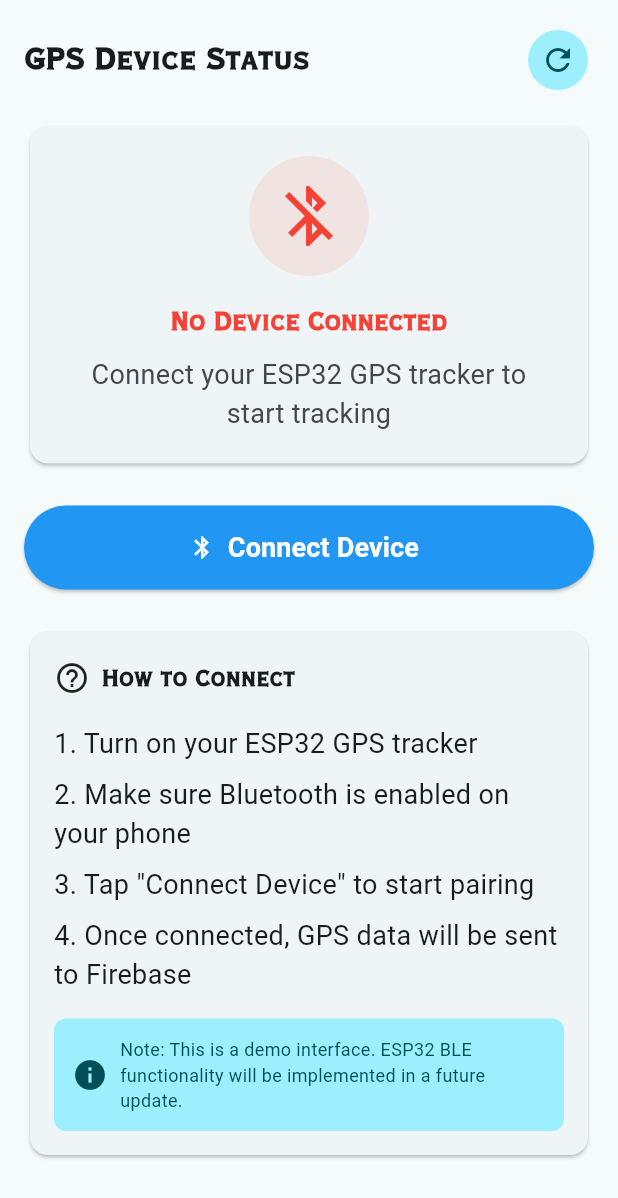
After one commit to fr4pp3r/meadowmiles, a Flutter app: the RenterGpsPage screen opened directly, on a phone screen of 412 x 824 dp. The commit adds this screen. Shown: the top 1198 px of the screen. Run offline on Flutter 3.47's test engine with Material 3 defaults, Android fonts, the phone set to English and light mode, and no system bars; our stand-ins replace cloud_firestore, country_code_picker, firebase_auth, firebase_core, geolocator, google_maps_flutter and 3 more; accounts and stored records are empty.

Commit message:
feat: add GPS device management page and integrate into renter dashboard

```diff
--- /dev/null
+++ b/lib/pages/renter_gps_part.dart
@@ -0,0 +1,499 @@
+import 'package:flutter/material.dart';
+import 'package:cloud_firestore/cloud_firestore.dart';
+import 'package:provider/provider.dart';
+import 'package:meadowmiles/states/authstate.dart';
+
+class RenterGpsPage extends StatefulWidget {
+  const RenterGpsPage({super.key});
+
+  @override
+  State<RenterGpsPage> createState() => _RenterGpsPageState();
+}
+
+class _RenterGpsPageState extends State<RenterGpsPage> {
+  bool _isConnected = false;
+  bool _isConnecting = false;
+  String? _deviceName;
+  String? _deviceId;
+  DateTime? _lastConnectionTime;
+  double? _lastLatitude;
+  double? _lastLongitude;
+  DateTime? _lastLocationUpdate;
+
+  @override
+  void initState() {
+    super.initState();
+    _checkDeviceStatus();
+  }
+
+  Future<void> _checkDeviceStatus() async {
+    final authState = Provider.of<AuthState>(context, listen: false);
+    final userUid = authState.currentUser?.uid;
+
+    if (userUid == null) return;
+
+    try {
+      // Check if user has any connected GPS devices
+      final snapshot = await FirebaseFirestore.instance
+          .collection('gps_connections')
+          .where('userUid', isEqualTo: userUid)
+          .where('isConnected', isEqualTo: true)
+          .limit(1)
+          .get();
+
+      if (snapshot.docs.isNotEmpty && mounted) {
+        final deviceData = snapshot.docs.first.data();
+        setState(() {
+          _isConnected = true;
+          _deviceName = deviceData['deviceName'];
+          _deviceId = deviceData['deviceId'];
+          _lastConnectionTime = deviceData['lastConnectionTime'] != null
+              ? (deviceData['lastConnectionTime'] as Timestamp).toDate()
+              : null;
+          _lastLatitude = deviceData['lastLatitude']?.toDouble();
+          _lastLongitude = deviceData['lastLongitude']?.toDouble();
+          _lastLocationUpdate = deviceData['lastLocationUpdate'] != null
+              ? (deviceData['lastLocationUpdate'] as Timestamp).toDate()
+              : null;
+        });
+      }
+    } catch (e) {
+      print('Error checking device status: $e');
+    }
+  }
+
+  Future<void> _connectDevice() async {
+    setState(() {
+      _isConnecting = true;
+    });
+
+    // Simulate BLE connection process
+    await Future.delayed(const Duration(seconds: 2));
+
+    final authState = Provider.of<AuthState>(context, listen: false);
+    final userUid = authState.currentUser?.uid;
+
+    if (userUid == null) {
+      setState(() {
+        _isConnecting = false;
+      });
+      return;
+    }
+
+    try {
+      // Create a mock device connection record
+      final deviceData = {
+        'userUid': userUid,
+        'deviceName': 'ESP32 GPS Tracker',
+        'deviceId': 'ESP32_${DateTime.now().millisecondsSinceEpoch}',
+        'isConnected': true,
+        'lastConnectionTime': Timestamp.now(),
+        'connectionType': 'BLE',
+        'firmwareVersion': '1.0.0',
+        'batteryLevel': 85,
+      };
+
+      await FirebaseFirestore.instance
+          .collection('gps_connections')
+          .add(deviceData);
+
+      if (mounted) {
+        setState(() {
+          _isConnected = true;
+          _isConnecting = false;
+          _deviceName = deviceData['deviceName'] as String;
+          _deviceId = deviceData['deviceId'] as String;
+          _lastConnectionTime = DateTime.now();
+        });
+
+        ScaffoldMessenger.of(context).showSnackBar(
+          const SnackBar(
+            content: Text('GPS device connected successfully!'),
+            backgroundColor: Colors.green,
+          ),
+        );
+      }
+    } catch (e) {
+      if (mounted) {
+        setState(() {
+          _isConnecting = false;
+        });
+
+        ScaffoldMessenger.of(context).showSnackBar(
+          SnackBar(
+            content: Text('Failed to connect device: $e'),
+            backgroundColor: Colors.red,
+          ),
+        );
+      }
+    }
+  }
+
+  Future<void> _disconnectDevice() async {
+    final authState = Provider.of<AuthState>(context, listen: false);
+    final userUid = authState.currentUser?.uid;
+
+    if (userUid == null) return;
+
+    try {
+      // Update all connected devices for this user to disconnected
+      final batch = FirebaseFirestore.instance.batch();
+      final snapshot = await FirebaseFirestore.instance
+          .collection('gps_connections')
+          .where('userUid', isEqualTo: userUid)
+          .where('isConnected', isEqualTo: true)
+          .get();
+
+      for (var doc in snapshot.docs) {
+        batch.update(doc.reference, {
+          'isConnected': false,
+          'disconnectionTime': Timestamp.now(),
+        });
+      }
+
+      await batch.commit();
+
+      if (mounted) {
+        setState(() {
+          _isConnected = false;
+          _deviceName = null;
+          _deviceId = null;
+          _lastConnectionTime = null;
+          _lastLatitude = null;
+          _lastLongitude = null;
+          _lastLocationUpdate = null;
+        });
+
+        ScaffoldMessenger.of(context).showSnackBar(
+          const SnackBar(
+            content: Text('GPS device disconnected'),
+            backgroundColor: Colors.orange,
+          ),
+        );
+      }
+    } catch (e) {
+      if (mounted) {
+        ScaffoldMessenger.of(context).showSnackBar(
+          SnackBar(
+            content: Text('Failed to disconnect device: $e'),
+            backgroundColor: Colors.red,
+          ),
+        );
+      }
+    }
+  }
+
+  @override
+  Widget build(BuildContext context) {
+    return Scaffold(
+      body: Padding(
+        padding: const EdgeInsets.all(16.0),
+        child: SingleChildScrollView(
+          child: Column(
+            children: [
+              // Header with refresh button
+              Row(
+                mainAxisAlignment: MainAxisAlignment.spaceBetween,
+                children: [
+                  Text(
+                    'GPS Device Status',
+                    style: Theme.of(context).textTheme.headlineMedium?.copyWith(
+                      fontWeight: FontWeight.bold,
+                    ),
+                  ),
+                  IconButton(
+                    onPressed: _checkDeviceStatus,
+                    icon: const Icon(Icons.refresh),
+                    tooltip: 'Refresh Status',
+                    style: IconButton.styleFrom(
+                      backgroundColor: Theme.of(
+                        context,
+                      ).colorScheme.primaryContainer,
+                      foregroundColor: Theme.of(
+                        context,
+                      ).colorScheme.onPrimaryContainer,
+                    ),
+                  ),
+                ],
+              ),
+              const SizedBox(height: 16),
+
+              // Status Card
+              _buildStatusCard(),
+              const SizedBox(height: 24),
+
+              // Device Info Card (if connected)
+              if (_isConnected) ...[
+                _buildDeviceInfoCard(),
+                const SizedBox(height: 24),
+              ],
+
+              // Location Data Card (if available)
+              if (_isConnected &&
+                  _lastLatitude != null &&
+                  _lastLongitude != null) ...[
+                _buildLocationCard(),
+                const SizedBox(height: 24),
+              ],
+
+              // Connection Button
+              _buildConnectionButton(),
+
+              const SizedBox(height: 24),
+
+              // Instructions Card
+              _buildInstructionsCard(),
+            ],
+          ),
+        ),
+      ),
+    );
+  }
+
+  Widget _buildStatusCard() {
+    return Card(
+      child: Padding(
+        padding: const EdgeInsets.all(20.0),
+        child: Column(
+          children: [
+            // Status Icon
+            Container(
+              padding: const EdgeInsets.all(16),
+              decoration: BoxDecoration(
+                shape: BoxShape.circle,
+                color: _isConnected
+                    ? Colors.green.withOpacity(0.1)
+                    : Colors.red.withOpacity(0.1),
+              ),
+              child: Icon(
+                _isConnected
+                    ? Icons.bluetooth_connected
+                    : Icons.bluetooth_disabled,
+                size: 48,
+                color: _isConnected ? Colors.green : Colors.red,
+              ),
+            ),
+            const SizedBox(height: 16),
+
+            // Status Text
+            Text(
+              _isConnected ? 'Device Connected' : 'No Device Connected',
+              style: Theme.of(context).textTheme.headlineSmall?.copyWith(
+                fontWeight: FontWeight.bold,
+                color: _isConnected ? Colors.green : Colors.red,
+              ),
+            ),
+            const SizedBox(height: 8),
+
+            Text(
+              _isConnected
+                  ? 'Your ESP32 GPS tracker is connected and ready'
+                  : 'Connect your ESP32 GPS tracker to start tracking',
+              textAlign: TextAlign.center,
+              style: Theme.of(context).textTheme.bodyMedium?.copyWith(
+                color: Theme.of(context).colorScheme.onSurfaceVariant,
+              ),
+            ),
+          ],
+        ),
+      ),
+    );
+  }
+
+  Widget _buildDeviceInfoCard() {
+    return Card(
+      child: Padding(
+        padding: const EdgeInsets.all(16.0),
+        child: Column(
+          crossAxisAlignment: CrossAxisAlignment.start,
+          children: [
+            Row(
+              children: [
+                const Icon(Icons.info_outline),
+                const SizedBox(width: 8),
+                Text(
+                  'Device Information',
+                  style: Theme.of(context).textTheme.titleMedium?.copyWith(
+                    fontWeight: FontWeight.bold,
+                  ),
+                ),
+              ],
+            ),
+            const SizedBox(height: 16),
+
+            _buildInfoRow('Device Name', _deviceName ?? 'Unknown'),
+            const SizedBox(height: 8),
+            _buildInfoRow('Device ID', _deviceId ?? 'Unknown'),
+            const SizedBox(height: 8),
+            _buildInfoRow(
+              'Connected At',
+              _lastConnectionTime != null
+                  ? _formatDateTime(_lastConnectionTime!)
+                  : 'Unknown',
+            ),
+            const SizedBox(height: 8),
+            _buildInfoRow('Connection Type', 'Bluetooth LE'),
+          ],
+        ),
+      ),
+    );
+  }
+
+  Widget _buildLocationCard() {
+    return Card(
+      child: Padding(
+        padding: const EdgeInsets.all(16.0),
+        child: Column(
+          crossAxisAlignment: CrossAxisAlignment.start,
+          children: [
+            Row(
+              children: [
+                const Icon(Icons.location_on),
+                const SizedBox(width: 8),
+                Text(
+                  'Latest Location Data',
+                  style: Theme.of(context).textTheme.titleMedium?.copyWith(
+                    fontWeight: FontWeight.bold,
+                  ),
+                ),
+              ],
+            ),
+            const SizedBox(height: 16),
+
+            _buildInfoRow(
+              'Latitude',
+              _lastLatitude?.toStringAsFixed(6) ?? '--',
+            ),
+            const SizedBox(height: 8),
+            _buildInfoRow(
+              'Longitude',
+              _lastLongitude?.toStringAsFixed(6) ?? '--',
+            ),
+            const SizedBox(height: 8),
+            _buildInfoRow(
+              'Last Update',
+              _lastLocationUpdate != null
+                  ? _formatDateTime(_lastLocationUpdate!)
+                  : 'No data received',
+            ),
+          ],
+        ),
+      ),
+    );
+  }
+
+  Widget _buildConnectionButton() {
+    return SizedBox(
+      width: double.infinity,
+      height: 56,
+      child: ElevatedButton.icon(
+        onPressed: _isConnecting
+            ? null
+            : (_isConnected ? _disconnectDevice : _connectDevice),
+        icon: _isConnecting
+            ? const SizedBox(
+                width: 20,
+                height: 20,
+                child: CircularProgressIndicator(strokeWidth: 2),
+              )
+            : Icon(_isConnected ? Icons.bluetooth_disabled : Icons.bluetooth),
+        label: Text(
+          _isConnecting
+              ? 'Connecting...'
+              : (_isConnected ? 'Disconnect Device' : 'Connect Device'),
+        ),
+        style: ElevatedButton.styleFrom(
+          backgroundColor: _isConnected ? Colors.red : Colors.blue,
+          foregroundColor: Colors.white,
+        ),
+      ),
+    );
+  }
+
+  Widget _buildInstructionsCard() {
+    return Card(
+      child: Padding(
+        padding: const EdgeInsets.all(16.0),
+        child: Column(
+          crossAxisAlignment: CrossAxisAlignment.start,
+          children: [
+            Row(
+              children: [
+                const Icon(Icons.help_outline),
+                const SizedBox(width: 8),
+                Text(
+                  'How to Connect',
+                  style: Theme.of(context).textTheme.titleMedium?.copyWith(
+                    fontWeight: FontWeight.bold,
+                  ),
+                ),
+              ],
+            ),
+            const SizedBox(height: 16),
+
+            const Text('1. Turn on your ESP32 GPS tracker'),
+            const SizedBox(height: 8),
+            const Text('2. Make sure Bluetooth is enabled on your phone'),
+            const SizedBox(height: 8),
+            const Text('3. Tap "Connect Device" to start pairing'),
+            const SizedBox(height: 8),
+            const Text('4. Once connected, GPS data will be sent to Firebase'),
+            const SizedBox(height: 16),
+
+            Container(
+              padding: const EdgeInsets.all(12),
+              decoration: BoxDecoration(
+                color: Theme.of(context).colorScheme.primaryContainer,
+                borderRadius: BorderRadius.circular(8),
+              ),
+              child: Row(
+                children: [
+                  Icon(
+                    Icons.info,
+                    color: Theme.of(context).colorScheme.onPrimaryContainer,
+                  ),
+                  const SizedBox(width: 8),
+                  Expanded(
+                    child: Text(
+                      'Note: This is a demo interface. ESP32 BLE functionality will be implemented in a future update.',
+                      style: TextStyle(
+                        color: Theme.of(context).colorScheme.onPrimaryContainer,
+                        fontSize: 12,
+                      ),
+                    ),
+                  ),
+                ],
+              ),
+            ),
+          ],
+        ),
+      ),
+    );
+  }
+
+  Widget _buildInfoRow(String label, String value) {
+    return Row(
+      mainAxisAlignment: MainAxisAlignment.spaceBetween,
+      children: [
+        Text(
+          label,
+          style: Theme.of(
+            context,
+          ).textTheme.bodyMedium?.copyWith(fontWeight: FontWeight.w500),
+        ),
+        Text(
+          value,
+          style: Theme.of(context).textTheme.bodyMedium?.copyWith(
+            color: Theme.of(context).colorScheme.onSurfaceVariant,
+          ),
+        ),
+      ],
+    );
+  }
+
+  String _formatDateTime(DateTime dateTime) {
+    return '${dateTime.day}/${dateTime.month}/${dateTime.year} '
+        '${dateTime.hour.toString().padLeft(2, '0')}:'
+        '${dateTime.minute.toString().padLeft(2, '0')}';
+  }
+}
```
Also changed, not shown: lib/pages/renter_dashboard.dart (+12 -0 lines).
